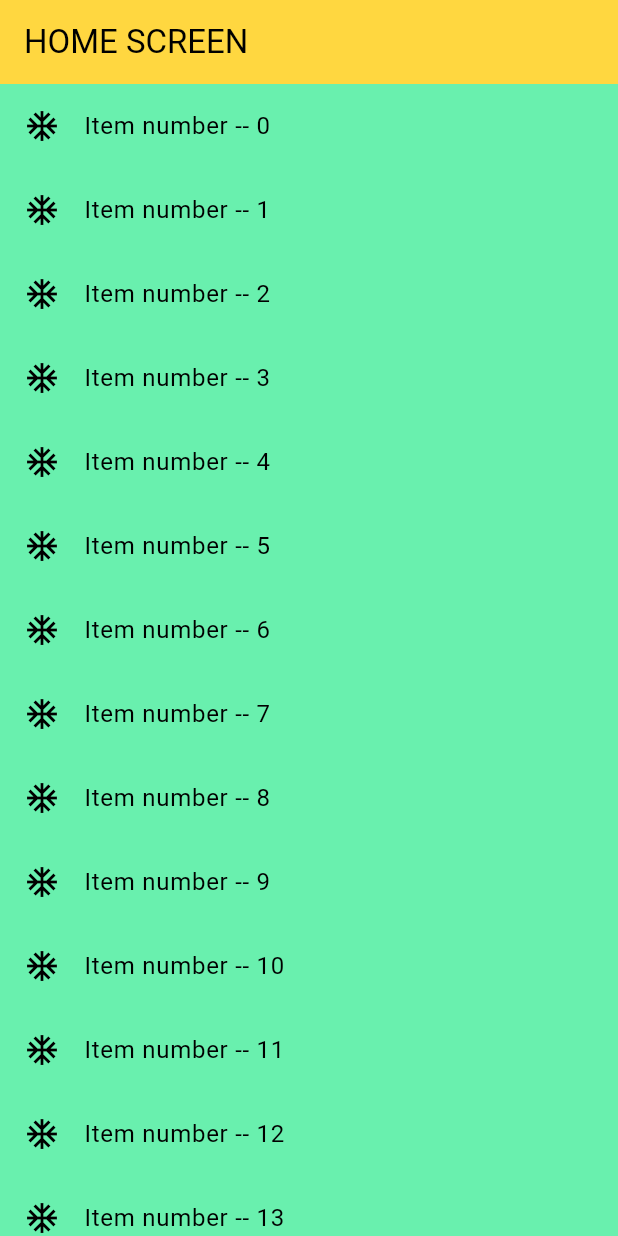
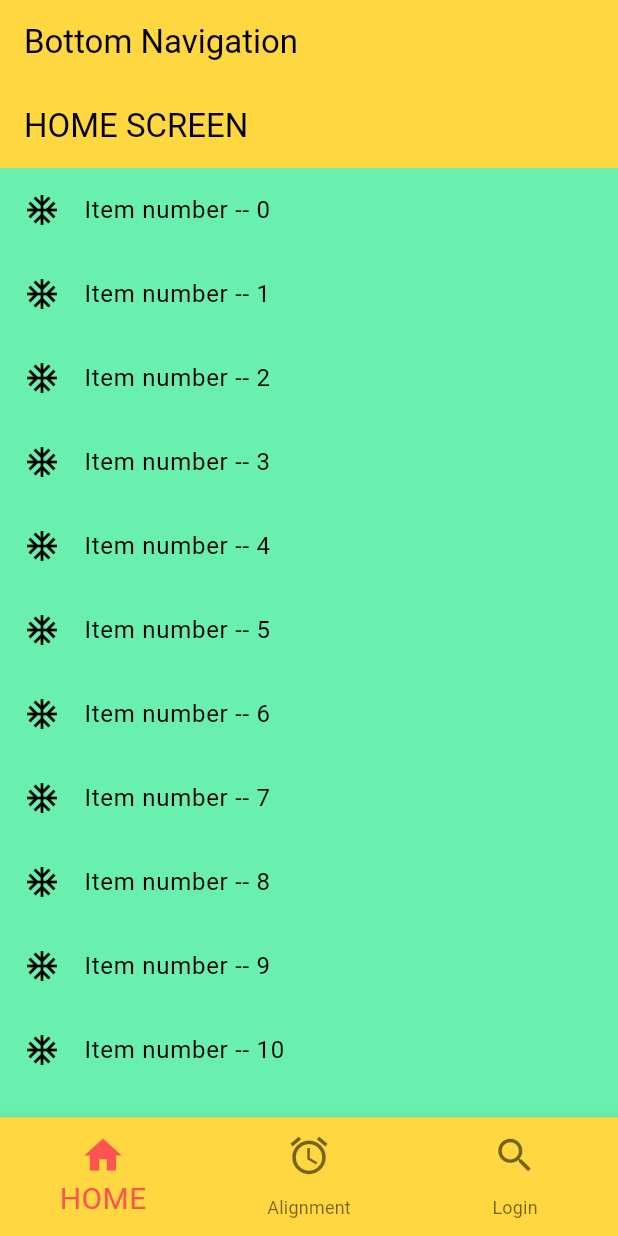
Before and after one commit to makansari7878/flutter_abhi, a Flutter app: the screen it shows after launch, on a phone screen of 412 x 824 dp. Run offline on Flutter 3.47's test engine with Material 3 defaults, Android fonts, the phone set to English and light mode, and no system bars.

Commit message:
bottom navigation

```diff
--- /dev/null
+++ b/lib/Bottom_Screen.dart
@@ -0,0 +1,59 @@
+import 'package:flut_abhi/alignment_screen.dart';
+import 'package:flut_abhi/counter_screen.dart';
+import 'package:flut_abhi/login_screen.dart';
+import 'package:flutter/material.dart';
+
+import 'home_screen.dart';
+
+class BottomScreen extends StatefulWidget {
+  const BottomScreen({super.key});
+
+  @override
+  State<BottomScreen> createState() => _BottomScreenState();
+}
+
+class _BottomScreenState extends State<BottomScreen> {
+  int myCurrentIndex = 0;
+  final tabs = [
+    HomeScreen(),
+    AlignmentScreen(),
+    LoginScreen()
+  ];
+
+  @override
+  Widget build(BuildContext context) {
+    return Scaffold(
+      appBar: AppBar(title: Text("Bottom Navigation"),),
+      body: tabs[myCurrentIndex],
+
+      bottomNavigationBar: BottomNavigationBar(
+          currentIndex: myCurrentIndex,
+          iconSize: 30,
+          selectedFontSize: 20,
+          items: [
+            BottomNavigationBarItem(
+                icon: Icon(Icons.home),
+                backgroundColor: Colors.cyan,
+                label: "HOME",
+            ),
+            BottomNavigationBarItem(
+              icon: Icon(Icons.alarm),
+              backgroundColor: Colors.cyan,
+              label: "Alignment",
+            ),
+            BottomNavigationBarItem(
+              icon: Icon(Icons.search),
+              backgroundColor: Colors.cyan,
+              label: "Login",
+            ),
+          ],
+        onTap: (index){
+            setState(() {
+              myCurrentIndex = index;
+            });
+        },
+      ) ,
+
+    );
+  }
+}
--- a/lib/main.dart
+++ b/lib/main.dart
@@ -1,3 +1,4 @@
+import 'package:flut_abhi/Bottom_Screen.dart';
 import 'package:flut_abhi/alignment_screen.dart';
 import 'package:flut_abhi/counter_screen.dart';
 import 'package:flut_abhi/home_screen.dart';
@@ -13,7 +14,7 @@ class MyApp extends StatelessWidget{
         title: "Abhi app",
         debugShowCheckedModeBanner: false,
         routes: {
-          ("/") : (context) => HomeScreen(),
+          ("/") : (context) => BottomScreen(),
           // ("/counter"): (context) => CounterScreen(),
           // ("/login") : (context) => LoginScreen()
         },
```
